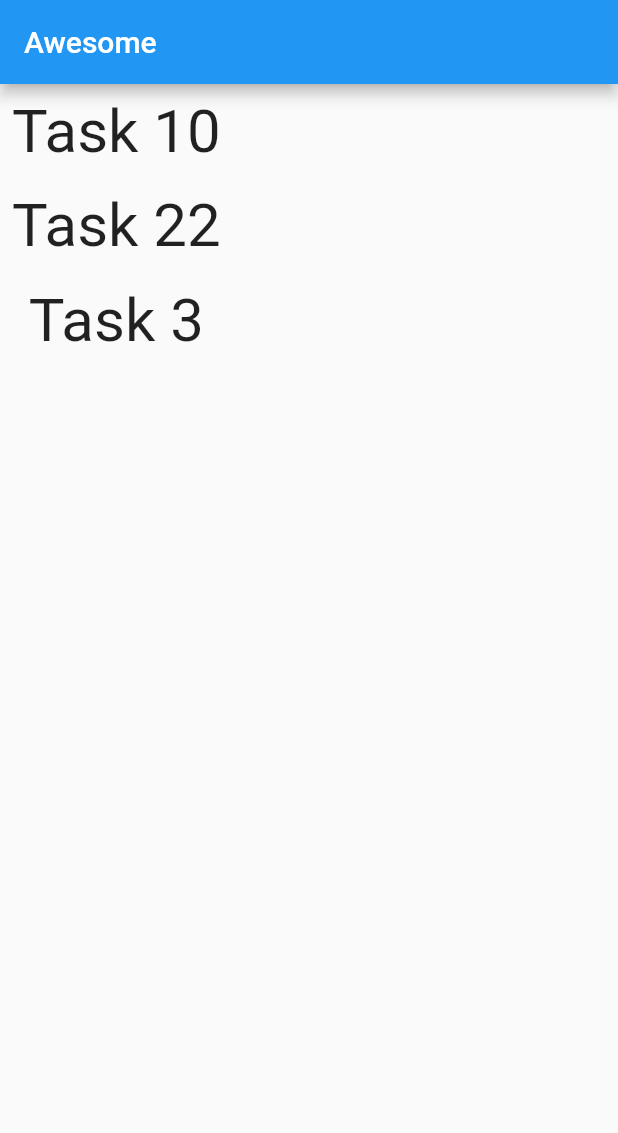
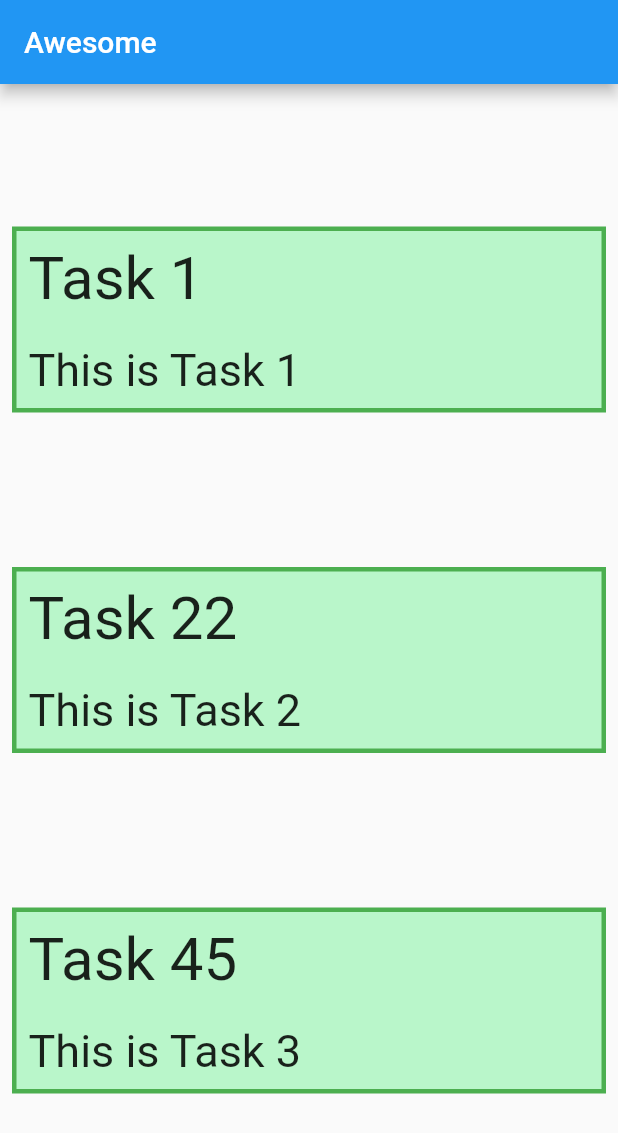
Before and after one commit to Chan817/flutter, a Flutter app: the screen it shows after launch, on a phone screen of 412 x 824 dp. Shown: the top 1133 px of the screen. Run offline on Flutter 3.47's test engine with Material 2 defaults, Android fonts, the phone set to English and light mode, and no system bars.

Commit message:
-create class task -add property description to task

```diff
--- a/lib/main.dart
+++ b/lib/main.dart
@@ -1,5 +1,5 @@
 import 'package:flutter/material.dart';
-import 'package:jom_launch_flutter/screen/homeScreen.dart';
+import 'package:jom_launch_flutter/screen/home.screen.dart';
 
 void main() {
   runApp(const MyApp());
--- /dev/null
+++ b/lib/model/task.model.dart
@@ -0,0 +1,12 @@
+class Task{
+  String title;
+  String description;
+
+  Task({required this.title, required this.description});
+}
+
+List <Task> taskList = [
+  Task(title: 'Task 1', description: 'This is Task 1'),
+  Task(title: 'Task 22', description: 'This is Task 2'),
+  Task(title: 'Task 45', description: 'This is Task 3'),
+];
--- /dev/null
+++ b/lib/screen/home.screen.dart
@@ -0,0 +1,50 @@
+import 'package:flutter/material.dart';
+
+import '../model/task.model.dart';
+
+class HomeScreen extends StatelessWidget {
+  @override
+  Widget build(BuildContext context) {
+    return Scaffold(
+      appBar: AppBar(
+        title: Text('Awesome'),
+      ),
+      body: Column(
+        crossAxisAlignment: CrossAxisAlignment.stretch,
+        mainAxisAlignment: MainAxisAlignment.spaceEvenly,
+      children: List.generate(
+          taskList.length, (index) {
+        return TaskContainer(task: taskList[index]);
+      }),
+    ),
+    );
+  }
+}
+
+class TaskContainer extends StatelessWidget {
+  final Task task;
+
+  TaskContainer({required this.task});
+
+  @override
+  Widget build(BuildContext context) {
+    return Padding(
+      padding: const EdgeInsets.all(8.0),
+      child: Container(
+        decoration: BoxDecoration(
+          color: Colors.greenAccent.shade100,
+          border: Border.all(color: Colors.green, width: 3.0),),
+        padding: const EdgeInsets.all(8.0),
+        child: Column(
+          crossAxisAlignment: CrossAxisAlignment.start,
+          children: [
+            Text(task.title, style: TextStyle(fontSize: 40),),
+            SizedBox(height: 20,),
+            Text(task.description, style: TextStyle(fontSize: 30),),
+          ],
+
+        ),
+      ),
+    );
+   }
+}
--- a/lib/screen/homeScreen.dart
+++ /dev/null
@@ -1,34 +0,0 @@
-import 'package:flutter/material.dart';
-
-class HomeScreen extends StatelessWidget {
-  @override
-  Widget build(BuildContext context) {
-    return Scaffold(
-      appBar: AppBar(
-        title: Text('Awesome'),
-      ),
-      body: Column(
-      children: List.generate(
-          taskList.length, (index) {
-        return CustomText(text: taskList[index]);
-      }),
-    ),
-    );
-  }
-}
-
-class CustomText extends StatelessWidget {
-  final String text;
-
-  CustomText({required this.text});
-
-  @override
-  Widget build(BuildContext context) {
-    return Padding(
-      padding: const EdgeInsets.all(8.0),
-      child: Text(text, style: TextStyle(fontSize: 40),),
-    );
-   }
-}
-
-List <String> taskList = ['Task 10', 'Task 22', 'Task 3'];
```
